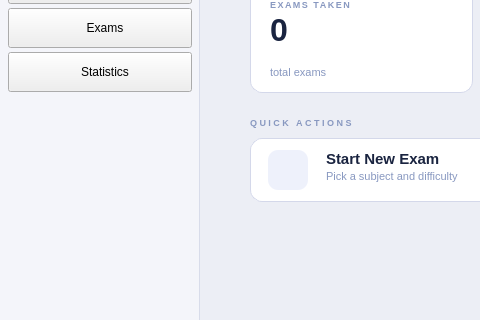
Before: the Qt Designer form src/ui/home/home.ui in DIDimov24/Aethera, drawn with Qt 5; both pictures show x 0 to 480 and y 164 to 484 of the 1000 by 750 pixel window.
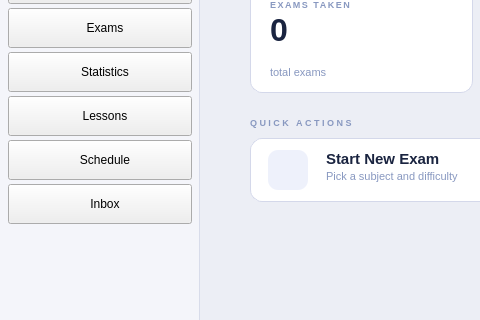
After: the same form once the commit is applied. Icons and pictures are not drawn.

```diff
--- a/src/ui/home/home.ui
+++ b/src/ui/home/home.ui
@@ -110,6 +110,24 @@
     <property name="icon"><iconset resource="../../assets/icons.qrc"><normaloff>:/icons/diagram.svg</normaloff>:/icons/diagram.svg</iconset></property>
      <property name="iconSize"><size><width>18</width><height>18</height></size></property>
     </widget>
+    <widget class="QPushButton" name="buttonNavInbox">
+      <property name="geometry"><rect><x>8</x><y>348</y><width>184</width><height>40</height></rect></property>
+     <property name="text"><string>   Inbox</string></property>
+    <property name="icon"><iconset resource="../../assets/icons.qrc"><normaloff>:/icons/inbox.svg</normaloff>:/icons/inbox.svg</iconset></property>
+     <property name="iconSize"><size><width>18</width><height>18</height></size></property>
+    </widget>
+    <widget class="QPushButton" name="buttonNavSchedule">
+     <property name="geometry"><rect><x>8</x><y>304</y><width>184</width><height>40</height></rect></property>
+     <property name="text"><string>   Schedule</string></property>
+    <property name="icon"><iconset resource="../../assets/icons.qrc"><normaloff>:/icons/schedule.svg</normaloff>:/icons/schedule.svg</iconset></property>
+     <property name="iconSize"><size><width>18</width><height>18</height></size></property>
+    </widget>
+    <widget class="QPushButton" name="buttonNavLessons">
+      <property name="geometry"><rect><x>8</x><y>260</y><width>184</width><height>40</height></rect></property>
+     <property name="text"><string>   Lessons</string></property>
+    <property name="icon"><iconset resource="../../assets/icons.qrc"><normaloff>:/icons/lessons.svg</normaloff>:/icons/lessons.svg</iconset></property>
+     <property name="iconSize"><size><width>18</width><height>18</height></size></property>
+    </widget>
 
     <widget class="QPushButton" name="buttonLogOut">
      <property name="geometry"><rect><x>8</x><y>648</y><width>184</width><height>40</height></rect></property>
```
